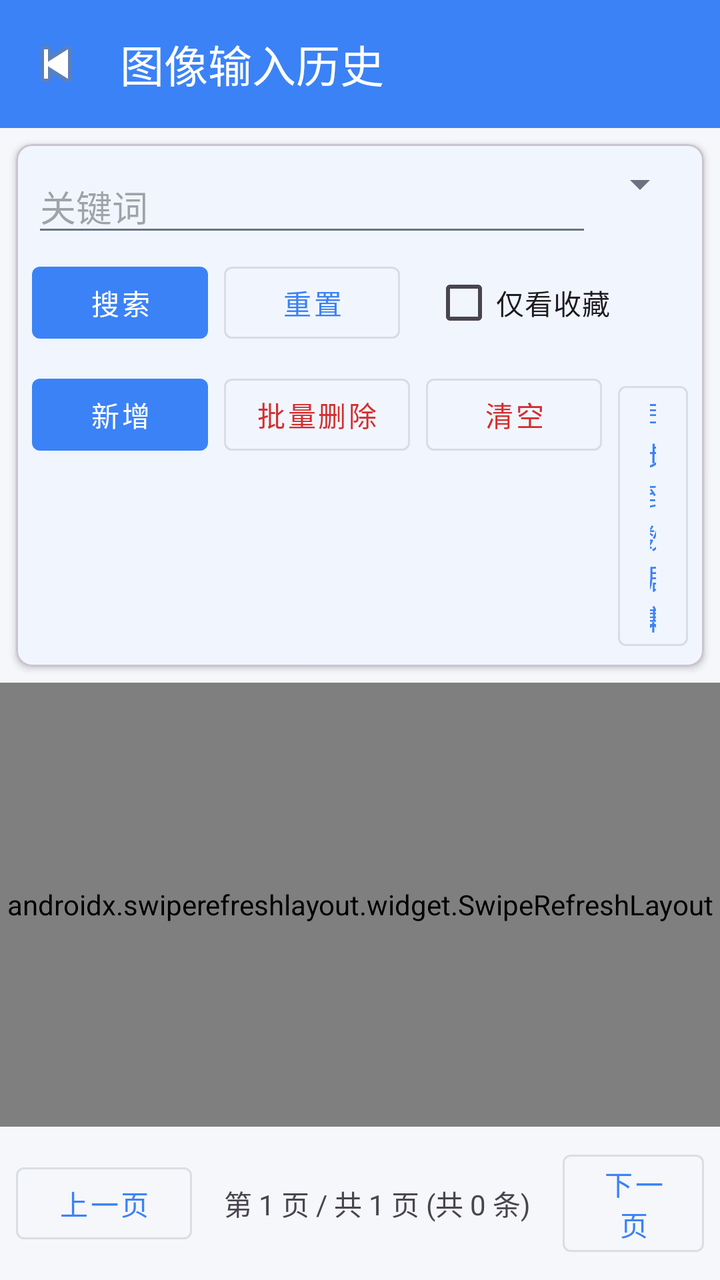
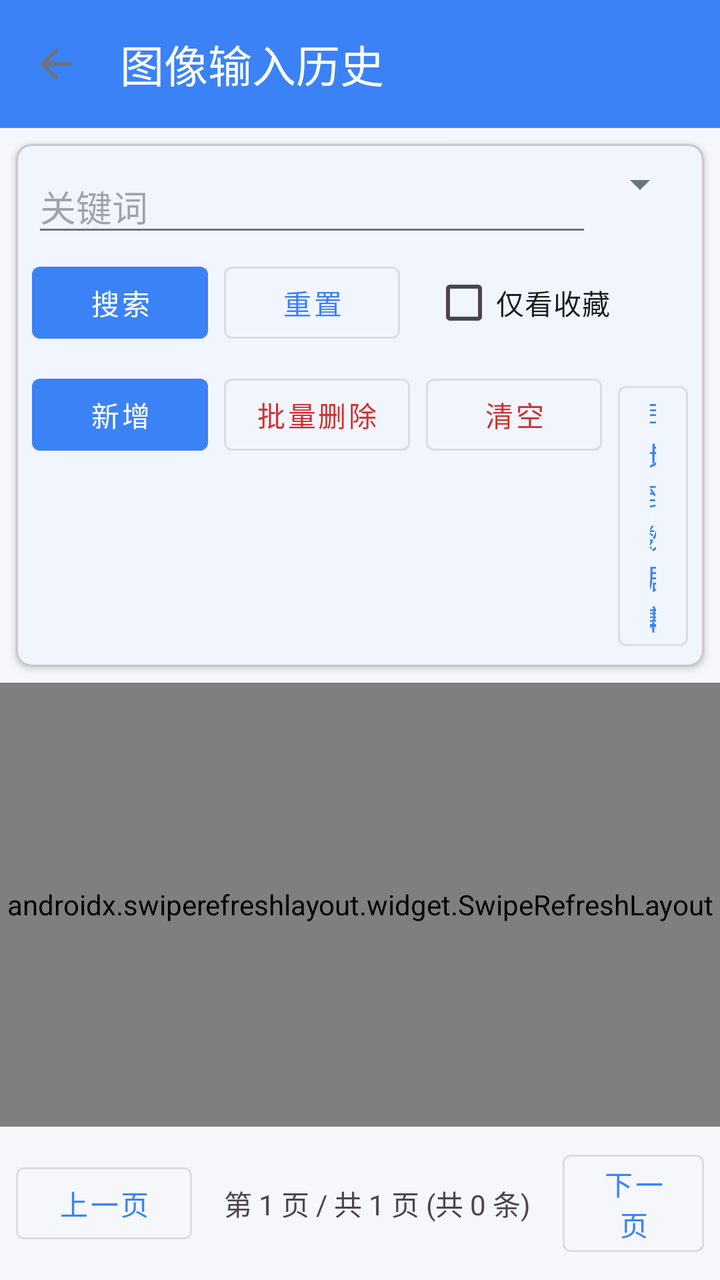

Before-and-after screenshots of an Android layout around one commit, followed by the original layout XML and the change that was made.
<!-- AndroidManifest.xml: activity theme Theme.Dehaze -->
<!-- res/layout/activity_input_history.xml -->
<?xml version="1.0" encoding="utf-8"?>
<LinearLayout xmlns:android="http://schemas.android.com/apk/res/android"
    xmlns:app="http://schemas.android.com/apk/res-auto"
    android:layout_width="match_parent"
    android:layout_height="match_parent"
    android:orientation="vertical">

    <androidx.appcompat.widget.Toolbar
        android:id="@+id/toolbar"
        android:layout_width="match_parent"
        android:layout_height="?attr/actionBarSize"
        android:background="?attr/colorPrimary"
        app:navigationIcon="@android:drawable/ic_media_previous"
        app:title="图像输入历史"
        app:titleTextColor="@android:color/white" />

    <com.google.android.material.card.MaterialCardView
        android:layout_width="match_parent"
        android:layout_height="wrap_content"
        android:layout_margin="8dp"
        app:cardCornerRadius="8dp"
        app:cardElevation="2dp">

        <LinearLayout
            android:layout_width="match_parent"
            android:layout_height="wrap_content"
            android:orientation="vertical"
            android:padding="8dp">

            <LinearLayout
                android:layout_width="match_parent"
                android:layout_height="wrap_content"
                android:orientation="horizontal">

                <EditText
                    android:id="@+id/et_keywords"
                    android:layout_width="0dp"
                    android:layout_height="wrap_content"
                    android:layout_weight="1"
                    android:hint="关键词"
                    android:inputType="text" />

                <Spinner
                    android:id="@+id/spinner_source"
                    android:layout_width="wrap_content"
                    android:layout_height="wrap_content" />
            </LinearLayout>

            <LinearLayout
                android:layout_width="match_parent"
                android:layout_height="wrap_content"
                android:layout_marginTop="4dp"
                android:orientation="horizontal">

                <com.google.android.material.button.MaterialButton
                    android:id="@+id/btn_search"
                    style="@style/Widget.MaterialComponents.Button"
                    android:layout_width="wrap_content"
                    android:layout_height="wrap_content"
                    android:text="搜索" />

                <com.google.android.material.button.MaterialButton
                    android:id="@+id/btn_reset"
                    style="@style/Widget.MaterialComponents.Button.OutlinedButton"
                    android:layout_width="wrap_content"
                    android:layout_height="wrap_content"
                    android:layout_marginStart="8dp"
                    android:text="重置" />

                <com.google.android.material.checkbox.MaterialCheckBox
                    android:id="@+id/cb_favorite_only"
                    android:layout_width="wrap_content"
                    android:layout_height="wrap_content"
                    android:layout_marginStart="16dp"
                    android:text="仅看收藏" />
            </LinearLayout>

            <LinearLayout
                android:layout_width="match_parent"
                android:layout_height="wrap_content"
                android:layout_marginTop="8dp"
                android:orientation="horizontal">

                <com.google.android.material.button.MaterialButton
                    android:id="@+id/btn_add"
                    style="@style/Widget.MaterialComponents.Button"
                    android:layout_width="wrap_content"
                    android:layout_height="wrap_content"
                    android:text="新增" />

                <com.google.android.material.button.MaterialButton
                    android:id="@+id/btn_batch_delete"
                    style="@style/Widget.MaterialComponents.Button.OutlinedButton"
                    android:layout_width="wrap_content"
                    android:layout_height="wrap_content"
                    android:layout_marginStart="8dp"
                    android:text="批量删除"
                    android:textColor="#D32F2F" />

                <com.google.android.material.button.MaterialButton
                    android:id="@+id/btn_cancel_select"
                    style="@style/Widget.MaterialComponents.Button.OutlinedButton"
                    android:layout_width="wrap_content"
                    android:layout_height="wrap_content"
                    android:layout_marginStart="8dp"
                    android:text="取消选择"
                    android:visibility="gone" />

                <com.google.android.material.button.MaterialButton
                    android:id="@+id/btn_select_all"
                    style="@style/Widget.MaterialComponents.Button.OutlinedButton"
                    android:layout_width="wrap_content"
                    android:layout_height="wrap_content"
                    android:layout_marginStart="8dp"
                    android:text="全选"
                    android:visibility="gone" />

                <com.google.android.material.button.MaterialButton
                    android:id="@+id/btn_clear"
                    style="@style/Widget.MaterialComponents.Button.OutlinedButton"
                    android:layout_width="wrap_content"
                    android:layout_height="wrap_content"
                    android:layout_marginStart="8dp"
                    android:text="清空"
                    android:textColor="#D32F2F" />

                <com.google.android.material.button.MaterialButton
                    android:id="@+id/btn_sync"
                    style="@style/Widget.MaterialComponents.Button.OutlinedButton"
                    android:layout_width="wrap_content"
                    android:layout_height="wrap_content"
                    android:layout_marginStart="8dp"
                    android:text="同步到数据集" />
            </LinearLayout>
        </LinearLayout>
    </com.google.android.material.card.MaterialCardView>

    <androidx.swiperefreshlayout.widget.SwipeRefreshLayout
        android:id="@+id/swipe_refresh"
        android:layout_width="match_parent"
        android:layout_height="0dp"
        android:layout_weight="1">

        <androidx.recyclerview.widget.RecyclerView
            android:id="@+id/recycler_view"
            android:layout_width="match_parent"
            android:layout_height="match_parent" />

    </androidx.swiperefreshlayout.widget.SwipeRefreshLayout>

    <LinearLayout
        android:layout_width="match_parent"
        android:layout_height="wrap_content"
        android:gravity="center"
        android:orientation="horizontal"
        android:padding="8dp">

        <com.google.android.material.button.MaterialButton
            android:id="@+id/btn_prev"
            style="@style/Widget.MaterialComponents.Button.OutlinedButton"
            android:layout_width="wrap_content"
            android:layout_height="wrap_content"
            android:text="上一页" />

        <TextView
            android:id="@+id/tv_page_info"
            android:layout_width="wrap_content"
            android:layout_height="wrap_content"
            android:layout_marginStart="16dp"
            android:layout_marginEnd="16dp"
            android:text="第 1 页 / 共 1 页 (共 0 条)" />

        <com.google.android.material.button.MaterialButton
            android:id="@+id/btn_next"
            style="@style/Widget.MaterialComponents.Button.OutlinedButton"
            android:layout_width="wrap_content"
            android:layout_height="wrap_content"
            android:text="下一页" />
    </LinearLayout>

</LinearLayout>
<!-- resources referenced by this layout -->
<resources>
  <style name="Theme.Dehaze" parent="Base.Theme.Dehaze">
          
          <item name="colorPrimary">@color/brand_primary</item>
          <item name="colorPrimaryVariant">@color/brand_primary_dark</item>
          <item name="colorOnPrimary">@color/white</item>
          <item name="colorSecondary">@color/brand_secondary</item>
          <item name="colorOnSecondary">@color/white</item>
          <item name="android:colorBackground">@color/bg_page</item>
          <item name="colorSurface">@color/bg_card</item>
          <item name="android:statusBarColor">@color/brand_primary</item>
      </style>
  <style name="Base.Theme.Dehaze" parent="Theme.Material3.DayNight.NoActionBar">
          
          <item name="colorPrimary">@color/brand_primary</item>
          <item name="colorPrimaryVariant">@color/brand_primary_dark</item>
          <item name="colorOnPrimary">@color/white</item>
          
          <item name="colorSecondary">@color/brand_secondary</item>
          <item name="colorOnSecondary">@color/white</item>
          
          <item name="android:colorBackground">@color/bg_page</item>
          <item name="colorSurface">@color/bg_card</item>
          <item name="colorOnSurface">@color/text_primary</item>
          
          <item name="colorError">@color/color_error</item>
          
          <item name="android:statusBarColor">@color/brand_primary</item>
          <item name="android:windowLightStatusBar">false</item>
          
          <item name="android:fontFamily">sans-serif</item>
          <item name="android:textColorPrimary">@color/text_primary</item>
          <item name="android:textColorSecondary">@color/text_secondary</item>
      </style>
  <color name="brand_primary">#FF3B82F6</color>
  <color name="brand_primary_dark">#FF6366F1</color>
  <color name="white">#FFFFFFFF</color>
  <color name="brand_secondary">#FF4285F4</color>
  <color name="bg_page">#FFF5F7FA</color>
  <color name="bg_card">#FFFFFFFF</color>
  <color name="text_primary">#FF1F2937</color>
  <color name="color_error">#FFF44336</color>
  <color name="text_secondary">#FF6B7280</color>
</resources>

<!-- the commit's change to res/layout/activity_input_history.xml (unified diff, before → after) -->
@@ -10,7 +10,7 @@
         android:layout_width="match_parent"
         android:layout_height="?attr/actionBarSize"
         android:background="?attr/colorPrimary"
-        app:navigationIcon="@android:drawable/ic_media_previous"
+        app:navigationIcon="?attr/homeAsUpIndicator"
         app:title="图像输入历史"
         app:titleTextColor="@android:color/white" />
 
@@ -135,18 +135,33 @@
         </LinearLayout>
     </com.google.android.material.card.MaterialCardView>
 
-    <androidx.swiperefreshlayout.widget.SwipeRefreshLayout
-        android:id="@+id/swipe_refresh"
+    <FrameLayout
         android:layout_width="match_parent"
         android:layout_height="0dp"
         android:layout_weight="1">
 
-        <androidx.recyclerview.widget.RecyclerView
-            android:id="@+id/recycler_view"
+        <androidx.swiperefreshlayout.widget.SwipeRefreshLayout
+            android:id="@+id/swipe_refresh"
             android:layout_width="match_parent"
-            android:layout_height="match_parent" />
+            android:layout_height="match_parent">
 
-    </androidx.swiperefreshlayout.widget.SwipeRefreshLayout>
+            <androidx.recyclerview.widget.RecyclerView
+                android:id="@+id/recycler_view"
+                android:layout_width="match_parent"
+                android:layout_height="match_parent" />
+
+        </androidx.swiperefreshlayout.widget.SwipeRefreshLayout>
+
+        <TextView
+            android:id="@+id/tv_empty"
+            android:layout_width="wrap_content"
+            android:layout_height="wrap_content"
+            android:layout_gravity="center"
+            android:text="暂无数据"
+            android:textColor="@color/text_secondary"
+            android:textSize="14sp"
+            android:visibility="gone" />
+    </FrameLayout>
 
     <LinearLayout
         android:layout_width="match_parent"
